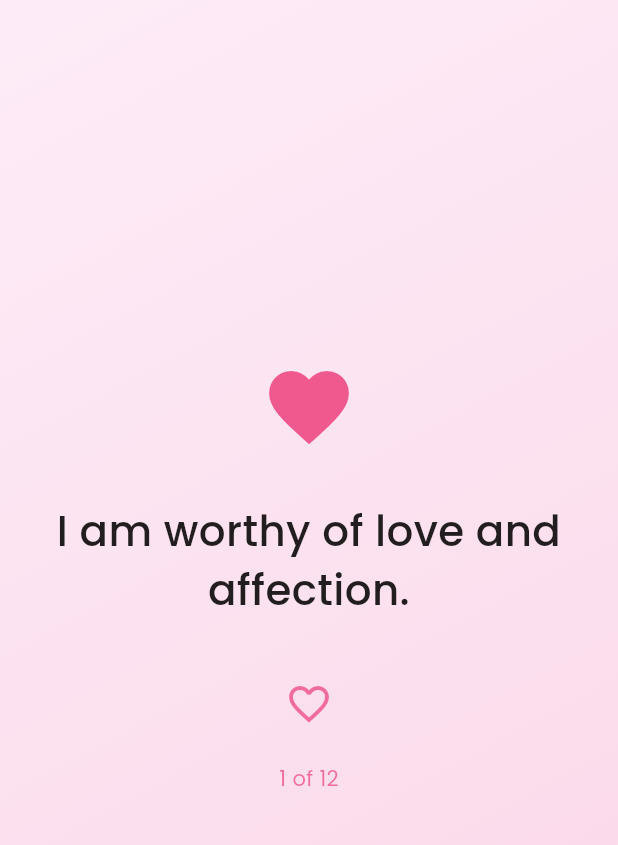
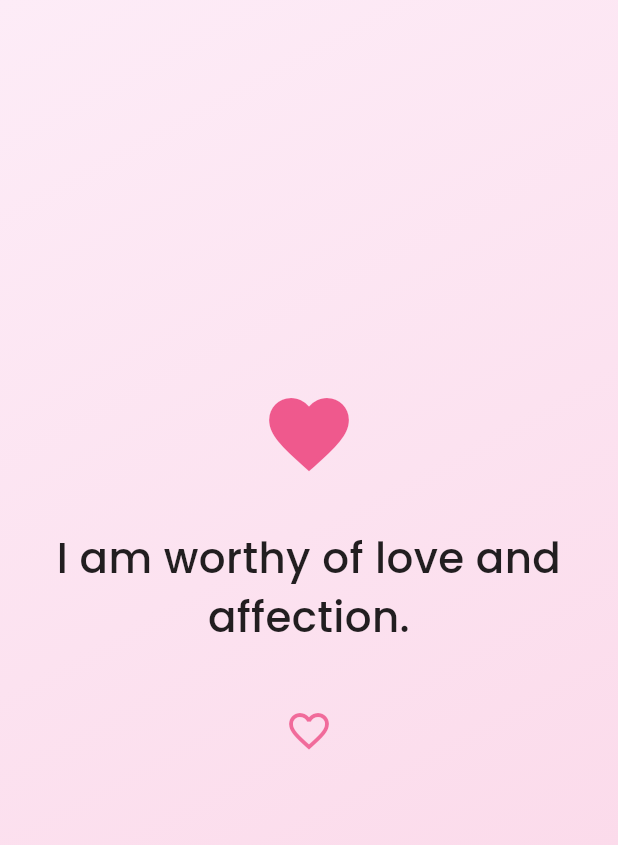
Before and after one commit to marksev/affirmation3, a Flutter app: the screen it shows after launch, after a tap on "Love", on a phone screen of 412 x 824 dp, the part 84-929 px from its top. Run offline on Flutter 3.47's test engine with Material 3 defaults, Android fonts, the phone set to English and light mode, and no system bars; our stand-ins replace google_fonts.

Commit message:
Remove page indicator text from affirmation screens
Co-authored-by: marksev <33703765+marksev@users.noreply.github.com>

```diff
--- a/lib/main.dart
+++ b/lib/main.dart
@@ -493,15 +493,6 @@ class _AffirmationsScreenState extends State<AffirmationsScreen> {
                         );
                       },
                     ),
-                    const SizedBox(height: 16),
-                    Text(
-                      '${index + 1} of ${affirmations.length}',
-                      style: GoogleFonts.poppins(
-                        fontSize: 14,
-                        fontWeight: FontWeight.w400,
-                        color: widget.category.color.withOpacity(0.6),
-                      ),
-                    ),
                   ],
                 ),
               ),
@@ -618,15 +609,6 @@ class FavoritesScreen extends StatelessWidget {
                           ),
                           tooltip: 'Remove from favorites',
                         ),
-                        const SizedBox(height: 16),
-                        Text(
-                          '${index + 1} of ${favorites.length}',
-                          style: GoogleFonts.poppins(
-                            fontSize: 14,
-                            fontWeight: FontWeight.w400,
-                            color: Colors.red.withOpacity(0.6),
-                          ),
-                        ),
                       ],
                     ),
                   ),
```
